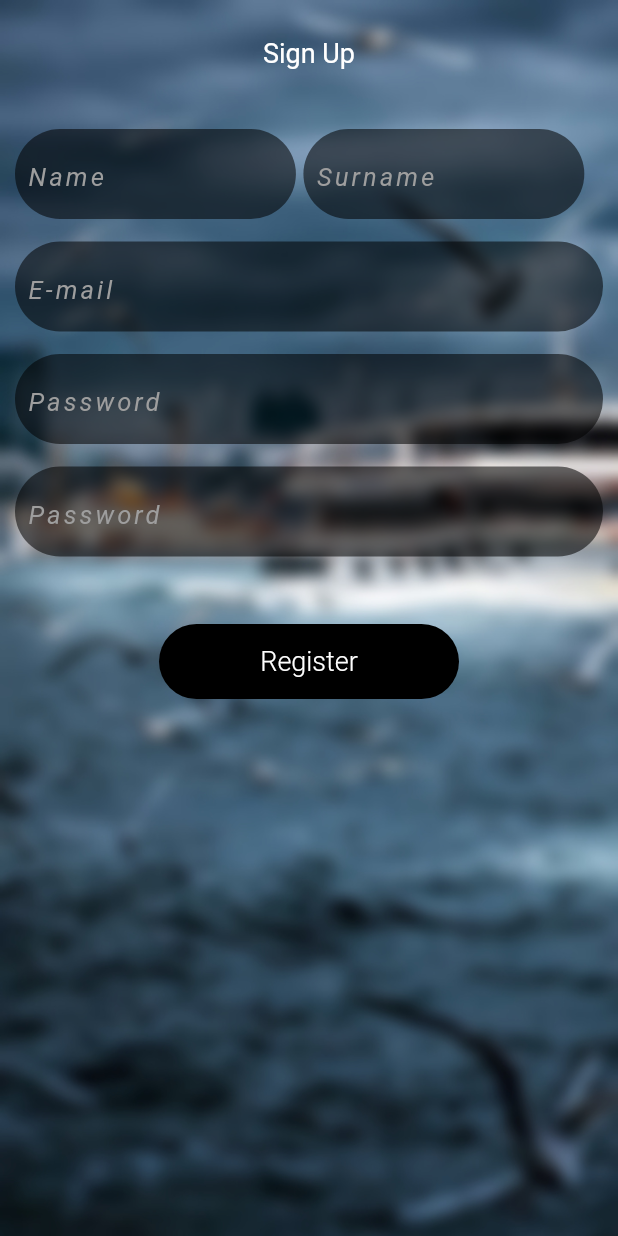
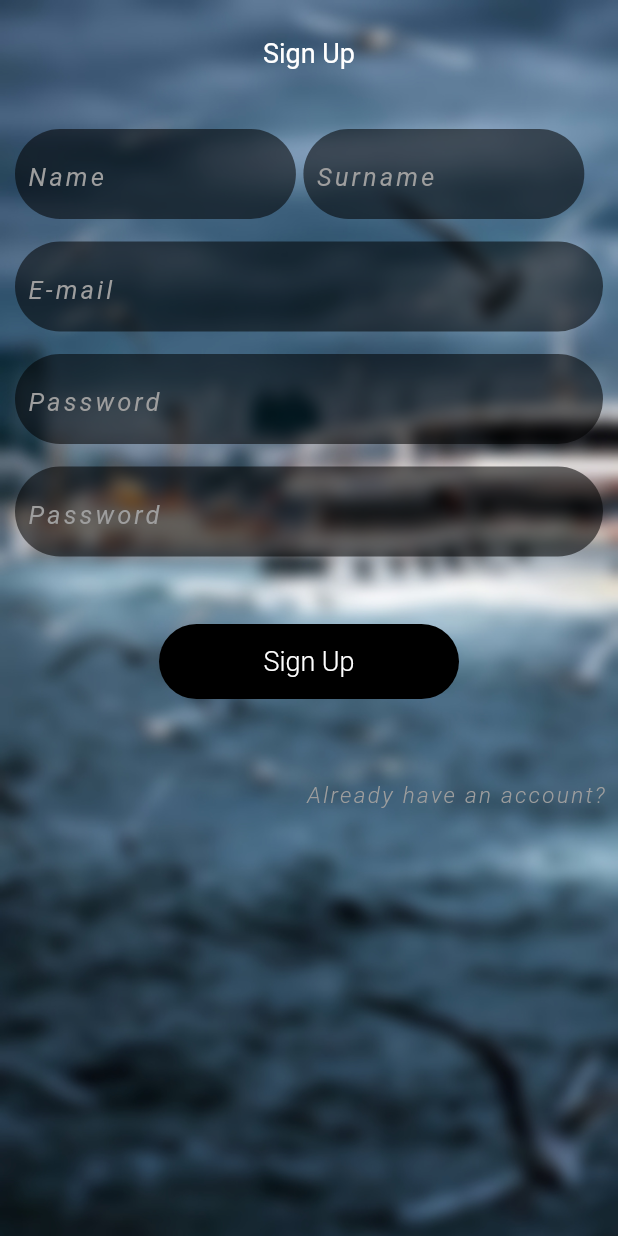
Before and after one commit to serhan2004/Ekinoks-Elektron, a Flutter app: the screen it shows after launch, on a phone screen of 412 x 824 dp. Run offline on Flutter 3.47's test engine with Material 2 defaults, Android fonts, the phone set to English and light mode, and no system bars; drawn by our look-alikes of animated_text_kit.

Commit message:
Kayıt sayfası son

```diff
--- a/lib/ekranlar/kayit.dart
+++ b/lib/ekranlar/kayit.dart
@@ -1,6 +1,5 @@
 import 'package:animated_text_kit/animated_text_kit.dart';
 import 'package:flutter/material.dart';
-import 'package:glass/glass.dart';
 
 class Kayitsayfasi extends StatelessWidget {
   const Kayitsayfasi({Key? key}) : super(key: key);
@@ -190,7 +189,7 @@ class Kayitsayfasi extends StatelessWidget {
                         ),
                         child: Center(
                           child: Text(
-                            "Register",
+                            "Sign Up",
                             style: TextStyle(
                                 color: Colors.white,
                                 fontSize: 18,
@@ -198,6 +197,22 @@ class Kayitsayfasi extends StatelessWidget {
                           ),
                         ),
                       ),
+                    ),
+                    Row(
+                      mainAxisAlignment: MainAxisAlignment.end,
+                      children: [
+                        TextButton(
+                            onPressed: () {},
+                            child: Text(
+                              "Already have an account?",
+                              style: TextStyle(
+                                  fontSize: 15,
+                                  letterSpacing: 1.5,
+                                  fontStyle: FontStyle.italic,
+                                  color: Colors.grey,
+                                  fontWeight: FontWeight.w300),
+                            ))
+                      ],
                     ),
                   ],
                 ),
```
